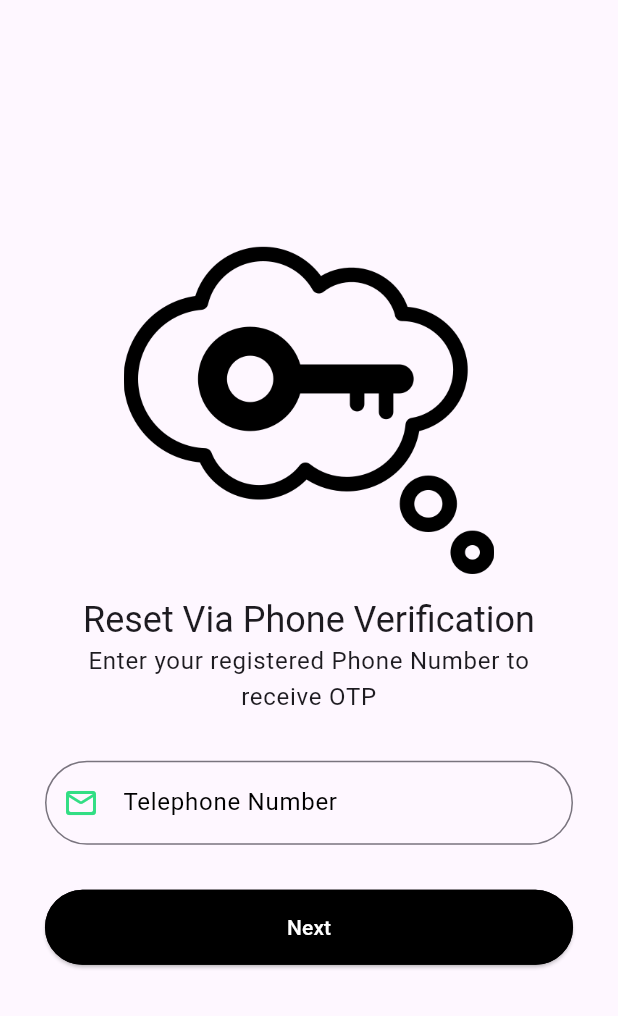
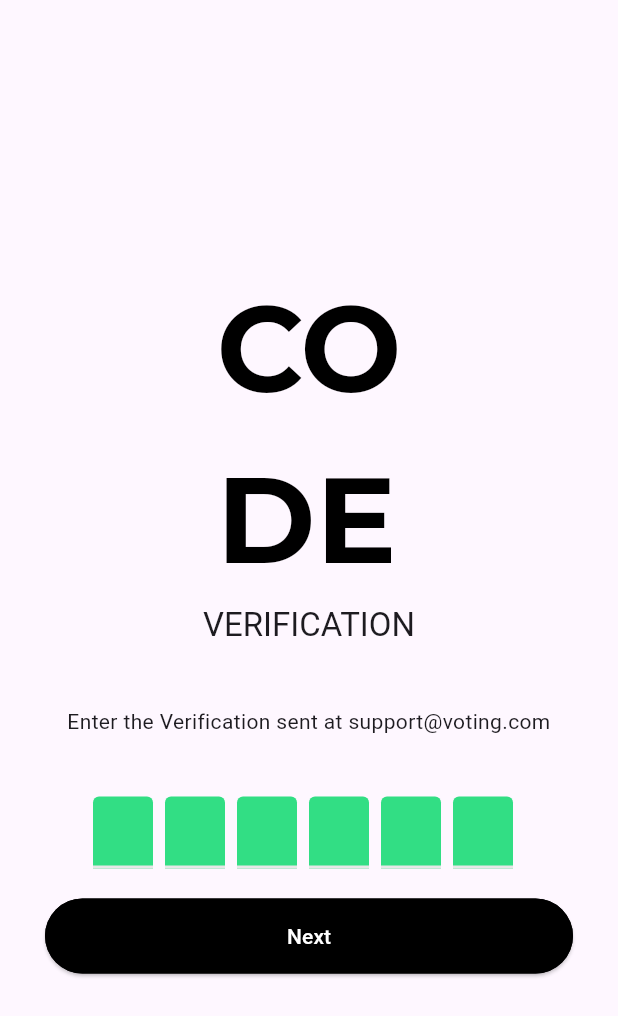
Before and after one commit to Anyongyeire/Final-year-project, a Flutter app: the ForgotPasswordPhoneScreen screen opened directly, after a tap on "Next", on a phone screen of 412 x 824 dp. Shown: the top 1016 px of the screen. Run offline on Flutter 3.47's test engine with Material 3 defaults, Android fonts, the phone set to English and light mode, and no system bars; drawn by our look-alikes of flutter_otp_text_field; our stand-ins replace flash, flutter_riverpod, get, go_router, google_fonts, liquid_swipe and 1 more; missing offline and left inert: flextras.

Commit message:
OTP Verification Screen

```diff
--- a/lib/src/constants/text_strings.dart
+++ b/lib/src/constants/text_strings.dart
@@ -63,3 +63,9 @@ const String tForgetPhoneSubTitle =
 const String tForgetEmailSubTitle =
     "Enter your registered E-mail to receive OTP";
 const String tNext = "Next";
+
+// -- OTP Screen - Text
+const String tOtpTitle = "CO\nDE";
+const String tOtpSubTitle = "Verification";
+const String tOtpMessage = "Enter the Verification sent at ";
+const String tOtpMail = "support@voting.com";
--- a/lib/src/features/authentication/screens/forgot_password/forgot_password_mail/forgot_password_mail.dart
+++ b/lib/src/features/authentication/screens/forgot_password/forgot_password_mail/forgot_password_mail.dart
@@ -1,9 +1,11 @@
 import 'package:flutter/material.dart';
+import 'package:get/get.dart';
 import 'package:login_app/src/common_widgets/form/form_header_widget.dart';
 import 'package:login_app/src/constants/colors.dart';
 import 'package:login_app/src/constants/exporter.dart';
 import 'package:login_app/src/constants/image_strings.dart';
 import 'package:login_app/src/constants/sizes.dart';
+import 'package:login_app/src/features/authentication/screens/forgot_password/forgot_password_otp/otp_screen.dart';
 
 class ForgotPasswordMailScreen extends StatelessWidget {
   const ForgotPasswordMailScreen({super.key});
@@ -47,7 +49,11 @@ class ForgotPasswordMailScreen extends StatelessWidget {
                       SizedBox(
                         width: double.infinity,
                         child: ElevatedButton(
-                          onPressed: () {},
+                          onPressed: () {
+                            Get.to(
+                              () => const OtpScreen(),
+                            );
+                          },
                           child: const Text(tNext),
                         ),
                       ),
--- /dev/null
+++ b/lib/src/features/authentication/screens/forgot_password/forgot_password_otp/otp_screen.dart
@@ -0,0 +1,76 @@
+import 'package:flutter/material.dart';
+import 'package:flutter_otp_text_field/flutter_otp_text_field.dart';
+import 'package:login_app/droidcon_exporter.dart';
+import 'package:login_app/src/constants/colors.dart';
+import 'package:login_app/src/constants/exporter.dart';
+import 'package:login_app/src/constants/sizes.dart';
+
+class OtpScreen extends StatelessWidget {
+  const OtpScreen({super.key});
+
+  @override
+  Widget build(BuildContext context) {
+    var mediaQuery = MediaQuery.of(context);
+    // var height = mediaQuery.size.height;
+    var brightness = mediaQuery.platformBrightness;
+    final isDarkMode = brightness == Brightness.dark;
+    return Scaffold(
+      body: Container(
+        padding: const EdgeInsets.all(tDefaultSize),
+        child: Column(
+          mainAxisAlignment: MainAxisAlignment.center,
+          children: [
+            Text(
+              tOtpTitle,
+              style: GoogleFonts.montserrat(
+                fontWeight: FontWeight.bold,
+                fontSize: 80.0,
+                color: isDarkMode ? tPrimaryColor : tSecondaryColor,
+              ),
+            ),
+            Text(
+              tOtpSubTitle.toUpperCase(),
+              style: Theme.of(context).textTheme.headline6,
+            ),
+            const SizedBox(
+              height: 40.0,
+            ),
+            Text(
+              tOtpMessage + tOtpMail,
+              textAlign: TextAlign.center,
+            ),
+            // Text(
+            //   tOtpMail,
+            //   textAlign: TextAlign.center,
+            //   style: TextStyle(fontStyle: FontStyle.italic),
+            // ),
+            const SizedBox(
+              height: 40.0,
+            ),
+            OtpTextField(
+              numberOfFields: 6,
+              fillColor:
+                  isDarkMode ? Colors.white.withOpacity(0.2) : tPrimaryColor,
+              filled: true,
+              onSubmit: (code) {
+                print("OTP is => $code");
+              },
+            ),
+            const SizedBox(
+              height: 20.0,
+            ),
+            SizedBox(
+              width: double.infinity,
+              child: ElevatedButton(
+                onPressed: () {},
+                child: Text(
+                  tNext,
+                ),
+              ),
+            ),
+          ],
+        ),
+      ),
+    );
+  }
+}
--- a/lib/src/features/authentication/screens/forgot_password/forgot_password_phone/forgot_password_phone.dart
+++ b/lib/src/features/authentication/screens/forgot_password/forgot_password_phone/forgot_password_phone.dart
@@ -1,9 +1,12 @@
 import 'package:flutter/material.dart';
+import 'package:get/get.dart';
 import 'package:login_app/src/common_widgets/form/form_header_widget.dart';
 import 'package:login_app/src/constants/colors.dart';
 import 'package:login_app/src/constants/exporter.dart';
 import 'package:login_app/src/constants/image_strings.dart';
 import 'package:login_app/src/constants/sizes.dart';
+
+import '../forgot_password_otp/otp_screen.dart';
 
 class ForgotPasswordPhoneScreen extends StatelessWidget {
   const ForgotPasswordPhoneScreen({super.key});
@@ -47,7 +50,11 @@ class ForgotPasswordPhoneScreen extends StatelessWidget {
                       SizedBox(
                         width: double.infinity,
                         child: ElevatedButton(
-                          onPressed: () {},
+                          onPressed: () {
+                            Get.to(
+                              () => const OtpScreen(),
+                            );
+                          },
                           child: const Text(tNext),
                         ),
                       ),
--- a/pubspec.yaml
+++ b/pubspec.yaml
@@ -44,6 +44,7 @@ dependencies:
   url_launcher: ^6.2.4
   flutter_riverpod: ^2.4.10
   flash: ^3.1.0
+  flutter_otp_text_field: ^1.1.1
 
 
 dev_dependencies:
```
Also changed, not shown: pubspec.lock.
